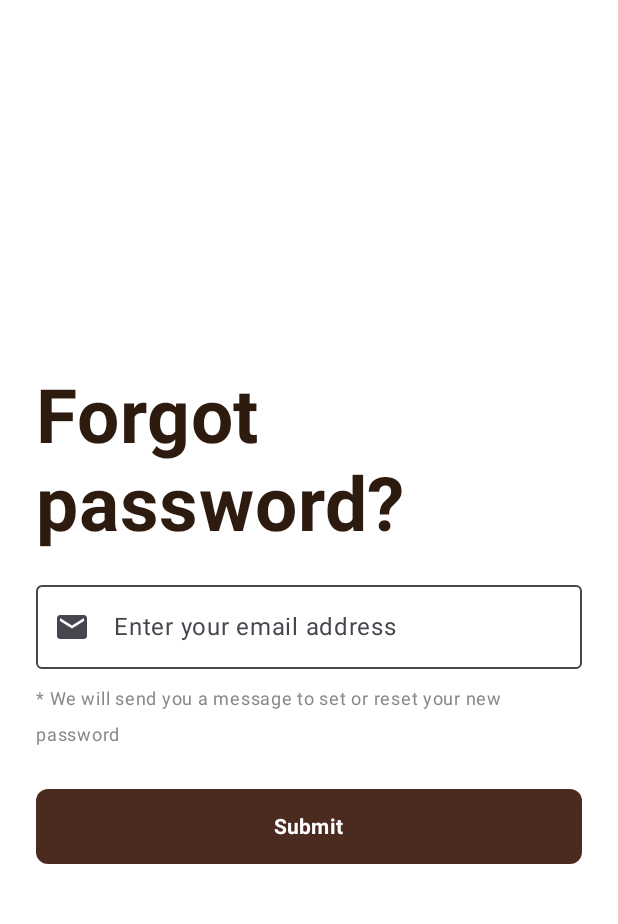
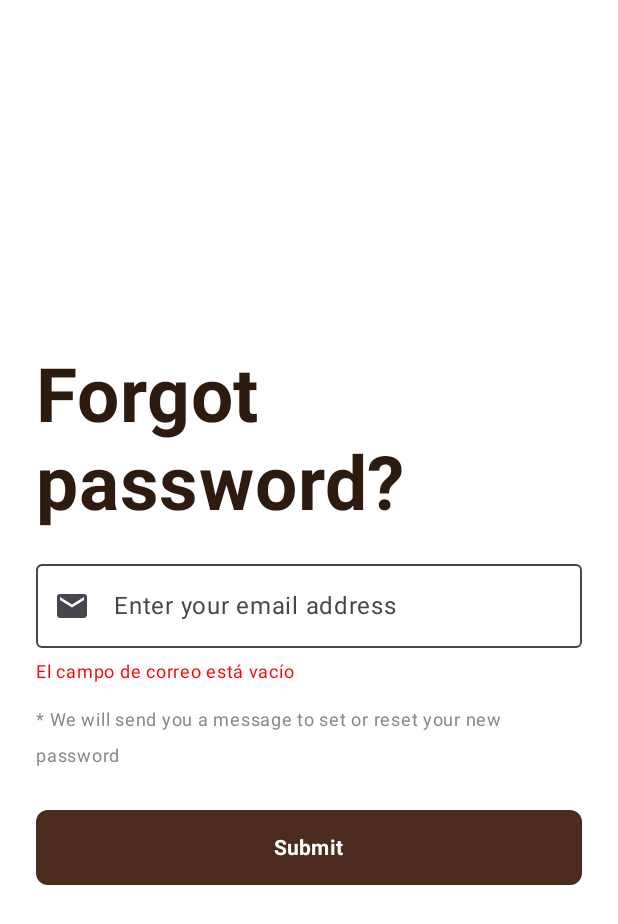
Before and after one commit to Yael2222/Proyecto-M-viles, an Android app built with Jetpack Compose: the composable ForgotPasswordScreen shown on its own in the app's theme, after a tap on "Submit", on a phone screen of 412 x 824 dp. Shown: the top 924 px of the screen. Run offline under Robolectric (Android 15) with nearby library versions, the phone set to English and light mode, and no system bars; 1 statement that could not run was skipped.

Commit message:
:memo: Agregando validaciones a la pantalla de ForgotPassword

```diff
--- a/app/src/main/java/com/Proyecto/coffeepalace/ui/Screens/Forgot/ForgotPasswordScreen.kt
+++ b/app/src/main/java/com/Proyecto/coffeepalace/ui/Screens/Forgot/ForgotPasswordScreen.kt
@@ -25,13 +25,17 @@ import androidx.compose.ui.text.font.FontWeight
 import androidx.compose.ui.unit.dp
 import androidx.compose.ui.unit.sp
 import androidx.lifecycle.viewmodel.compose.viewModel
+import androidx.navigation.NavHostController
 
 @Composable
 fun ForgotPasswordScreen(
     viewModel: ForgotPasswordViewModel = viewModel(),
-    onNavigateBack: () -> Unit
+    navController: NavHostController,
+    //onNavigateBack: () -> Unit
 ) {
     val email = viewModel.email
+    val errorMessage = viewModel.errorMessage.value
+    val successMessage = viewModel.successMessage.value
 
     Scaffold { paddingValues ->
         Column(
@@ -51,6 +55,28 @@ fun ForgotPasswordScreen(
                 onValueChange = viewModel::onEmailChange
             )
 
+            if (!errorMessage.isNullOrEmpty()) {
+                Text(
+                    text = errorMessage,
+                    color = Color.Red,
+                    fontSize = 12.sp,
+                    modifier = Modifier
+                        .padding(top = 4.dp)
+                        .fillMaxWidth()
+                )
+            }
+
+            if (!successMessage.isNullOrEmpty()) {
+                Text(
+                    text = successMessage,
+                    color = Color(0xFF4CAF50),
+                    fontSize = 12.sp,
+                    modifier = Modifier
+                        .padding(top = 4.dp)
+                        .fillMaxWidth()
+                )
+            }
+
             Spacer(modifier = Modifier.height(8.dp))
 
             Text(
@@ -64,7 +90,10 @@ fun ForgotPasswordScreen(
             Button(
                 onClick = {
                     viewModel.submitResetRequest()
-                    onNavigateBack()
+                    // Solo navega si no hay error
+                    /*if (viewModel.errorMessage.value == null) {
+                        onNavigateBack()
+                    }*/
                 },
                 modifier = Modifier
                     .fillMaxWidth()
--- a/app/src/main/java/com/Proyecto/coffeepalace/ui/Screens/Forgot/ForgotPasswordViewModel.kt
+++ b/app/src/main/java/com/Proyecto/coffeepalace/ui/Screens/Forgot/ForgotPasswordViewModel.kt
@@ -9,12 +9,35 @@ class ForgotPasswordViewModel : ViewModel() {
     var email by mutableStateOf("")
         private set
 
+    var errorMessage = mutableStateOf<String?>(null)
+        private set
+
+    var successMessage = mutableStateOf<String?>(null)
+        private set
+
     fun onEmailChange(newEmail: String) {
         email = newEmail
+        errorMessage.value = null
+        successMessage.value = null
     }
 
     fun submitResetRequest() {
+        val trimmedEmail = email.trim()
+
+        if (trimmedEmail.isEmpty()) {
+            errorMessage.value = "El campo de correo está vacío"
+            successMessage.value = null
+            return
+        }
+        if (!android.util.Patterns.EMAIL_ADDRESS.matcher(trimmedEmail).matches()) {
+            errorMessage.value = "Correo no válido"
+            successMessage.value = null
+            return
+        }
+        //Simulando evío exitoso
         //lógica para enviar el correo de recuperación
-        println("Email enviado a: $email")
+        println("Email enviado a: $trimmedEmail")
+        errorMessage.value = null
+        successMessage.value = "¡Correo de recuperación enviado exitosamente!"
     }
 }
--- a/app/src/main/java/com/Proyecto/coffeepalace/ui/navigations/MainNavigation.kt
+++ b/app/src/main/java/com/Proyecto/coffeepalace/ui/navigations/MainNavigation.kt
@@ -37,8 +37,8 @@ fun MainNavigation(navController: NavHostController) {
         }
 
         composable(Screen.ForgotPassword.route) {
-            ForgotPasswordScreen(
-                onNavigateBack = { navController.popBackStack() }
+            ForgotPasswordScreen(navController = navController
+                /*onNavigateBack = { navController.popBackStack() }*/
             )
         }
 
```
